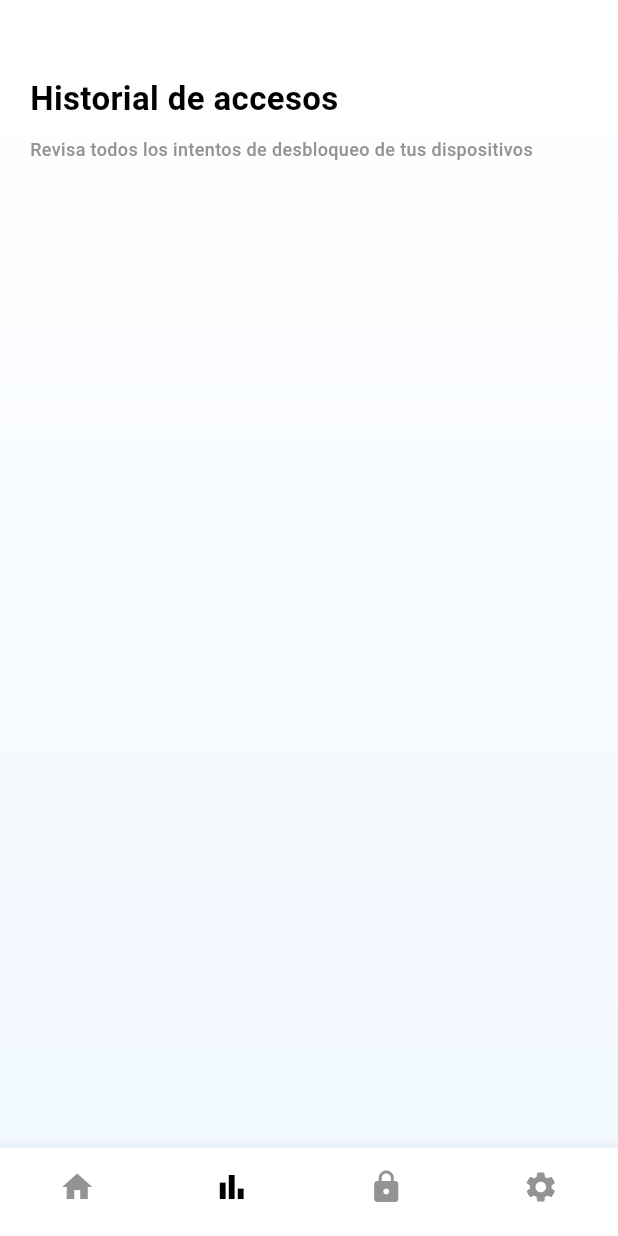
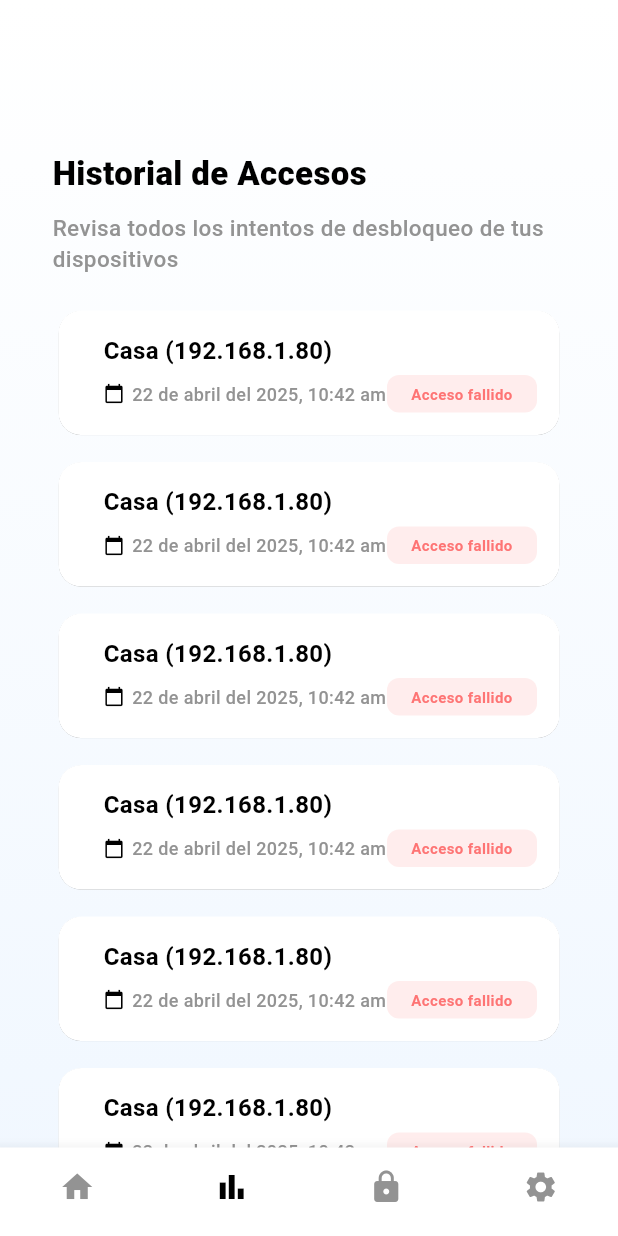
Before and after one commit to AlexGoodD/knocklock, a Flutter app: the screen it shows after launch, item 2 of the bottom bar chosen, on a phone screen of 412 x 824 dp. Run offline on Flutter 3.47's test engine with Material 3 defaults, Android fonts, the phone set to English and light mode, and no system bars; our stand-ins replace vibration.

Commit message:
Vista de logs agregada, (hardcodeada)

```diff
--- a/lib/core/colors.dart
+++ b/lib/core/colors.dart
@@ -6,6 +6,14 @@ class AppColors {
   static const Color backgroundHelperColor = Color(0xFFFFFFFF);
   static const Color primaryColor = Color(0xFF000000);
   static const Color secondaryColor = Color(0xFF939393);
+  static const Color errorTextColor = Color(0xFFFE7474);
+  static const Color errorBackgroundColor = Color(0xFFFFEDED);
+  static const Color successTextColor = Color(0xFF00AA28);
+  static const Color successBackgroundColor = Color(0xFFEDFFEF);
+
+
+
+
 
   // Viejos colores
   static const Color backgroundDetail = Color(0xFFEEF3CB);
@@ -30,8 +38,15 @@ class AppTextStyles {
   static const TextStyle HelperPrimaryStyle = TextStyle(color: AppColors.primaryColor, fontFamily: 'Roboto', fontWeight: FontWeight.w900, fontSize: 18);
   static const TextStyle HelperSecondaryStyle = TextStyle(color: AppColors.primaryColor, fontFamily: 'Roboto', fontWeight: FontWeight.w500, fontSize: 12);
 
-  static const TextStyle sectionPrimaryStyle = TextStyle(color: AppColors.primaryColor, fontFamily: 'Roboto', fontWeight: FontWeight.w900, fontSize: 18);
-  static const TextStyle sectionSecondaryStyle = TextStyle(color: AppColors.secondaryColor, fontFamily: 'Roboto', fontWeight: FontWeight.w500, fontSize: 12);
+  static const TextStyle sectionPrimaryStyle = TextStyle(color: AppColors.primaryColor, fontFamily: 'Roboto', fontWeight: FontWeight.w900, fontSize: 22);
+  static const TextStyle sectionSecondaryStyle = TextStyle(color: AppColors.secondaryColor, fontFamily: 'Roboto', fontWeight: FontWeight.w500, fontSize: 15);
+
+  static const TextStyle HelperItemsPrimaryStyle = TextStyle(color: AppColors.primaryColor, fontFamily: 'Roboto', fontWeight: FontWeight.w900, fontSize: 18);
+  static const TextStyle HelperItemsSecondaryStyle = TextStyle(color: AppColors.secondaryColor, fontFamily: 'Roboto', fontWeight: FontWeight.w500, fontSize: 12);
+
+
+
+
 
   // Viejos estilos
   static const TextStyle appBarTextStyle = TextStyle(color: AppColors.primaryText, fontFamily: 'Roboto', fontWeight: FontWeight.w900, fontSize: 27);
--- a/lib/core/imports.dart
+++ b/lib/core/imports.dart
@@ -29,6 +29,7 @@ export 'package:knocklock_flutter/widgets/bottom_bar.dart';
 export 'package:knocklock_flutter/widgets/button_add_lock.dart';
 export 'package:knocklock_flutter/widgets/latest_log_access.dart';
 export 'package:knocklock_flutter/widgets/log_item.dart';
+export 'package:knocklock_flutter/widgets/status_log.dart';
 
 //Navigator
 export 'package:knocklock_flutter/navigation/main_navigator.dart';
--- a/lib/screens/logs_screen.dart
+++ b/lib/screens/logs_screen.dart
@@ -8,18 +8,36 @@ class LogsScreen extends StatelessWidget {
     return Scaffold(
       backgroundColor: Colors.transparent,
       body: Padding(
-        padding: const EdgeInsets.symmetric(horizontal: 20.0, vertical: 50.0),
+        padding: const EdgeInsets.fromLTRB(35.0, 100.0, 35.0, 0.0),
         child: Column(
           crossAxisAlignment: CrossAxisAlignment.start,
-          children: const [
-            Text(
-              'Historial de accesos',
-              style: AppTextStyles.primaryTextStyle,
+          children: [
+            const Text(
+              'Historial de Accesos',
+              style: AppTextStyles.sectionPrimaryStyle,
             ),
-            SizedBox(height: 10),
-            Text(
+            const SizedBox(height: 10),
+            const Text(
               'Revisa todos los intentos de desbloqueo de tus dispositivos',
               style: AppTextStyles.sectionSecondaryStyle,
+            ),
+            const SizedBox(height: 20),
+            Expanded(
+              child: Container(
+                decoration: BoxDecoration(
+                  borderRadius: BorderRadius.circular(8),
+                ),
+                child: ListView.builder(
+                  padding: EdgeInsets.zero, // Elimina la separación superior
+                  itemCount: 10, // Hardcodea 10 elementos
+                  itemBuilder: (context, index) {
+                    return Padding(
+                      padding: const EdgeInsets.only(bottom: 10.0),
+                      child: LogCard(),
+                    );
+                  },
+                ),
+              ),
             ),
           ],
         ),
--- a/lib/widgets/log_item.dart
+++ b/lib/widgets/log_item.dart
@@ -0,0 +1,61 @@
+import 'package:knocklock_flutter/core/imports.dart';
+
+class LogCard extends StatelessWidget {
+
+  const LogCard({ super.key});
+
+  @override
+  Widget build(BuildContext context) {
+    return GestureDetector(
+      child: Card(
+        shape: RoundedRectangleBorder(
+          borderRadius: BorderRadius.circular(15),
+        ),
+        color: AppColors.backgroundHelperColor,
+        elevation: 0.1,
+        child: Padding(
+          padding: const EdgeInsets.all(15.0),
+          child: Row(
+            children: [
+              const SizedBox(width: 15),
+              Expanded(
+                child: Column(
+                  crossAxisAlignment: CrossAxisAlignment.start,
+                  children: const [
+                    Text(
+                      'Casa (192.168.1.80)',
+                      style: TextStyle(
+                        color: AppColors.primaryColor,
+                        fontSize: 16,
+                        fontWeight: FontWeight.bold,
+                      ),
+                      maxLines: 1,
+                      overflow: TextOverflow.ellipsis,
+                    ),
+                    SizedBox(height: 5),
+                    Row(
+                      children: [
+                        Icon(
+                          Icons.calendar_today,
+                          color: AppColors.primaryColor,
+                          size: 14,
+                        ),
+                        SizedBox(width: 5),
+                        Text(
+                          '22 de abril del 2025, 10:42 am',
+                          style: AppTextStyles.HelperItemsSecondaryStyle
+                        ),
+                        Spacer(),
+                        StatusLog(isSuccess: false),
+                      ],
+                    ),
+                  ],
+                ),
+              ),
+            ],
+          ),
+        ),
+      ),
+    );
+  }
+}
--- /dev/null
+++ b/lib/widgets/status_log.dart
@@ -0,0 +1,34 @@
+import 'package:knocklock_flutter/core/imports.dart';
+
+class StatusLog extends StatelessWidget {
+  final bool isSuccess;
+
+  const StatusLog({super.key, required this.isSuccess});
+
+  @override
+  Widget build(BuildContext context) {
+    return Container(
+      height: 25.0, // Altura fija
+      width: 100.0, // Ancho fijo
+      decoration: BoxDecoration(
+        color: isSuccess
+            ? AppColors.successBackgroundColor
+            : AppColors.errorBackgroundColor,
+        borderRadius: BorderRadius.circular(8),
+      ),
+      child: Center( // Centra el texto
+        child: Text(
+          isSuccess ? 'Acceso correcto' : 'Acceso fallido',
+          style: TextStyle(
+            color: isSuccess
+                ? AppColors.successTextColor
+                : AppColors.errorTextColor,
+            fontWeight: FontWeight.bold,
+            fontSize: 10,
+          ),
+          textAlign: TextAlign.center,
+        ),
+      ),
+    );
+  }
+}
```
